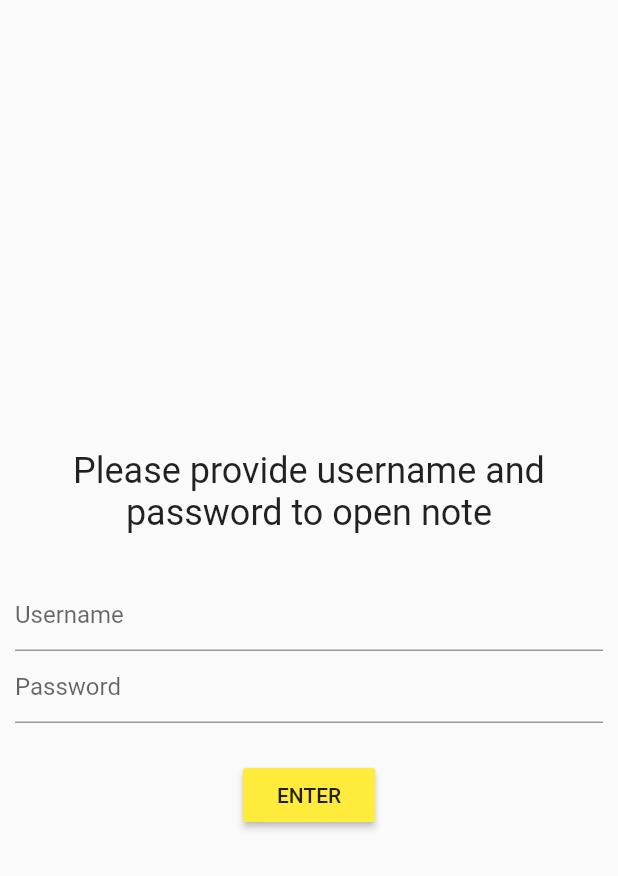
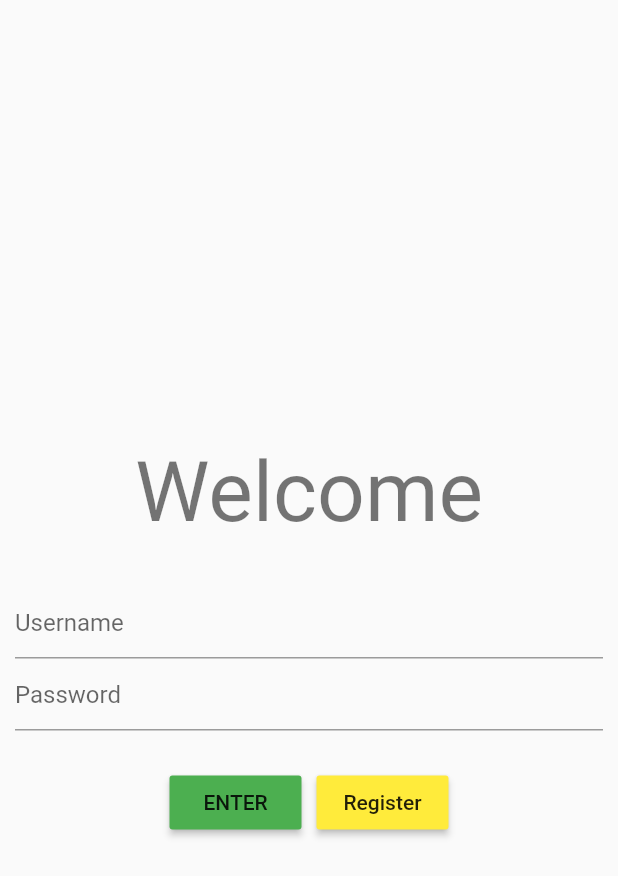
Before and after one commit to Adelionek/FlutterDBSM, a Flutter app: the MyLogin screen opened directly, after a tap on "ENTER", on a phone screen of 412 x 824 dp. Shown: the top 876 px of the screen. Run offline on Flutter 3.47's test engine with Material 2 defaults, Android fonts, the phone set to English and light mode, and no system bars; our stand-ins replace flutter_secure_storage, hive, hive_flutter, sqflite; missing offline and left inert: encrypt; accounts and stored records are empty; generated files the repository leaves out were written again.

Commit message:
login page with passed username to notelist

```diff
--- a/NotepadApplication/lib/main.dart
+++ b/NotepadApplication/lib/main.dart
@@ -8,6 +8,7 @@ import 'package:flutter/material.dart';
 import 'package:flutter_secure_storage/flutter_secure_storage.dart';
 import 'package:hive/hive.dart';
 import 'package:hive_flutter/hive_flutter.dart';
+import 'package:NotepadApplication/screens/login.dart';
 
 
 void main() async{
@@ -39,7 +40,7 @@ class MyApp extends StatelessWidget {
             if(snapshot.hasError)
               return Text('Error');
             else
-              return NoteList();
+              return MyLogin();
           }
           else
             return Scaffold();
--- a/NotepadApplication/lib/screens/login.dart
+++ b/NotepadApplication/lib/screens/login.dart
@@ -1,4 +1,8 @@
+import 'dart:convert';
+
+import 'package:NotepadApplication/screens/note_list.dart';
 import 'package:flutter/material.dart';
+import 'package:flutter_secure_storage/flutter_secure_storage.dart';
 
 class MyLogin extends StatefulWidget {
   @override
@@ -6,7 +10,6 @@ class MyLogin extends StatefulWidget {
 }
 
 class _MyLogin extends State<MyLogin> {
-
   final loginController = TextEditingController();
   final passwordController = TextEditingController();
 
@@ -17,7 +20,6 @@ class _MyLogin extends State<MyLogin> {
     passwordController.dispose();
     super.dispose();
   }
-
 
   @override
   Widget build(BuildContext context) {
@@ -30,14 +32,11 @@ class _MyLogin extends State<MyLogin> {
             children: [
               Padding(
                 padding: const EdgeInsets.all(30.0),
-
                 child: Text(
-                    'Please provide username and password to open note',
-                    style: Theme.of(context).textTheme.headline5,
+                  'Welcome',
+                  style: Theme.of(context).textTheme.headline2,
                   textAlign: TextAlign.center,
-
                 ),
-
               ),
               TextField(
                 decoration: InputDecoration(
@@ -54,27 +53,77 @@ class _MyLogin extends State<MyLogin> {
               SizedBox(
                 height: 24,
               ),
+              Row(
+                mainAxisAlignment: MainAxisAlignment.center,
+                children: [
                   RaisedButton(
-                color: Colors.yellow,
+                    color: Colors.green,
                     child: Text('ENTER'),
                     onPressed: () {
-                  if (loginController.text == 'admin' && passwordController.text == 'admin'){
-                    Navigator.pop(context, true);
+                      print(loginController.text);
+                      print(passwordController.text);
+                      String username = loginController.text;
 
-                  }
-                  else{
+                      if (loginController.text == 'admin' &&
+                          passwordController.text == 'admin') {
+                        Navigator.push(
+                            context,
+                            MaterialPageRoute(
+                                builder: (context) => NoteList(username)));
+
+                        //return NoteList();
+                      } else {
                         loginController.clear();
                         passwordController.clear();
                         print(loginController.text);
                         print(passwordController.text);
                       }
-
                     },
-              )
+                  ),
+                  SizedBox(
+                    width: 10,
+                  ),
+                  RaisedButton(
+                    color: Colors.yellow,
+                    child: Text('Register'),
+                    onPressed: () {
+                      _registerUser(loginController.text,
+                          passwordController.text);
+                      loginController.clear();
+                      passwordController.clear();
+                    },
+                  ),
+                ],
+              ),
+              SizedBox(
+                width: 10,
+              ),
             ],
           ),
         ),
       ),
     );
   }
+
+  void _showAlertDialog(String title, String message) {
+    AlertDialog alertDialog = AlertDialog(
+      title: Text(title),
+      content: Text(message),
+    );
+    showDialog(context: context, builder: (_) => alertDialog);
   }
+
+  void _registerUser(String username, String password) async {
+    final FlutterSecureStorage secureStorage = const FlutterSecureStorage();
+    var containsEncryptionKey = await secureStorage.containsKey(key: username);
+
+    if (containsEncryptionKey){
+      _showAlertDialog(
+          'Status', 'Username already taken');
+    }else{
+      await secureStorage.write(key: username, value: password);
+      _showAlertDialog(
+          'Status', 'User created successfully');
+    }
+  }
+}
--- a/NotepadApplication/lib/screens/note_detail.dart
+++ b/NotepadApplication/lib/screens/note_detail.dart
@@ -15,6 +15,7 @@ class NoteDetail extends StatefulWidget {
   final Note note;
   final HiveNote hiveNote;
 
+
   NoteDetail(this.note, this.hiveNote, this.appBarTitle);
 
   @override
@@ -27,6 +28,7 @@ class _NoteDetailState extends State<NoteDetail> {
   String appBarTitle;
   Note note;
   HiveNote hiveNote;
+  _NoteDetailState(this.note, this.hiveNote, this.appBarTitle);
 
   Box<HiveNote> encryptedBox;
 
@@ -40,7 +42,6 @@ class _NoteDetailState extends State<NoteDetail> {
   static var _priorities = ['High', 'Low'];
   DatabaseHelper helper = DatabaseHelper();
 
-  _NoteDetailState(this.note, this.hiveNote, this.appBarTitle);
 
   TextEditingController titleController = TextEditingController();
   TextEditingController descriptionController = TextEditingController();
```
Also changed, not shown: NotepadApplication/lib/screens/note_list.dart (+8 -1 lines). Lines whose indentation alone changed are shown as unchanged.
